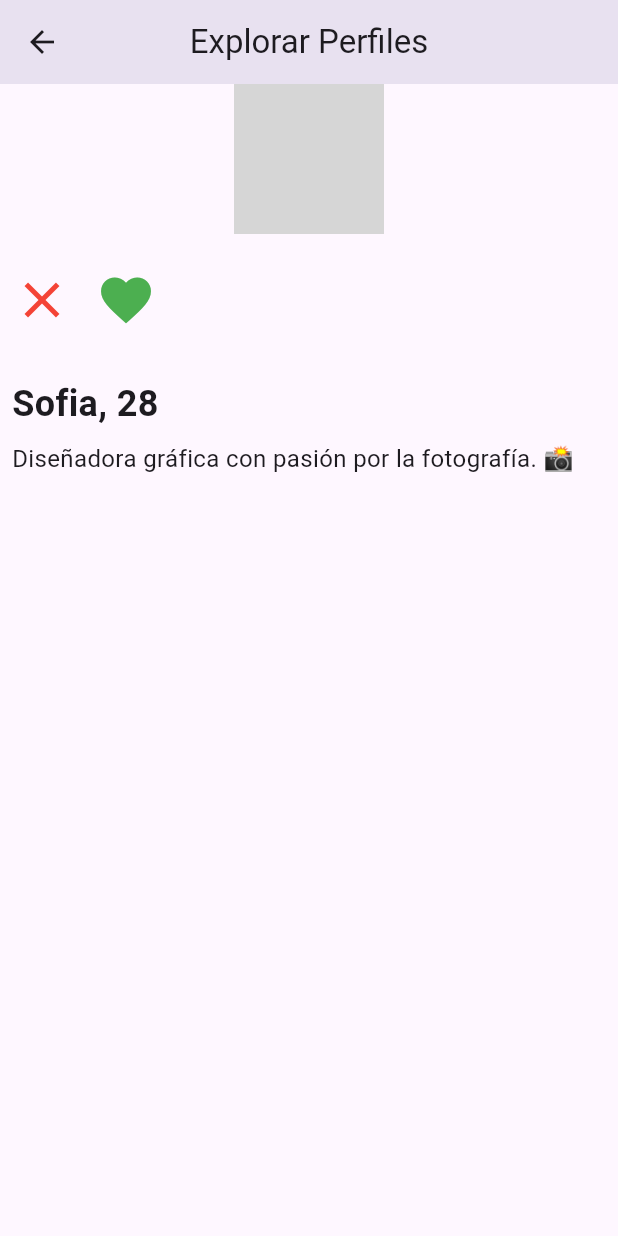
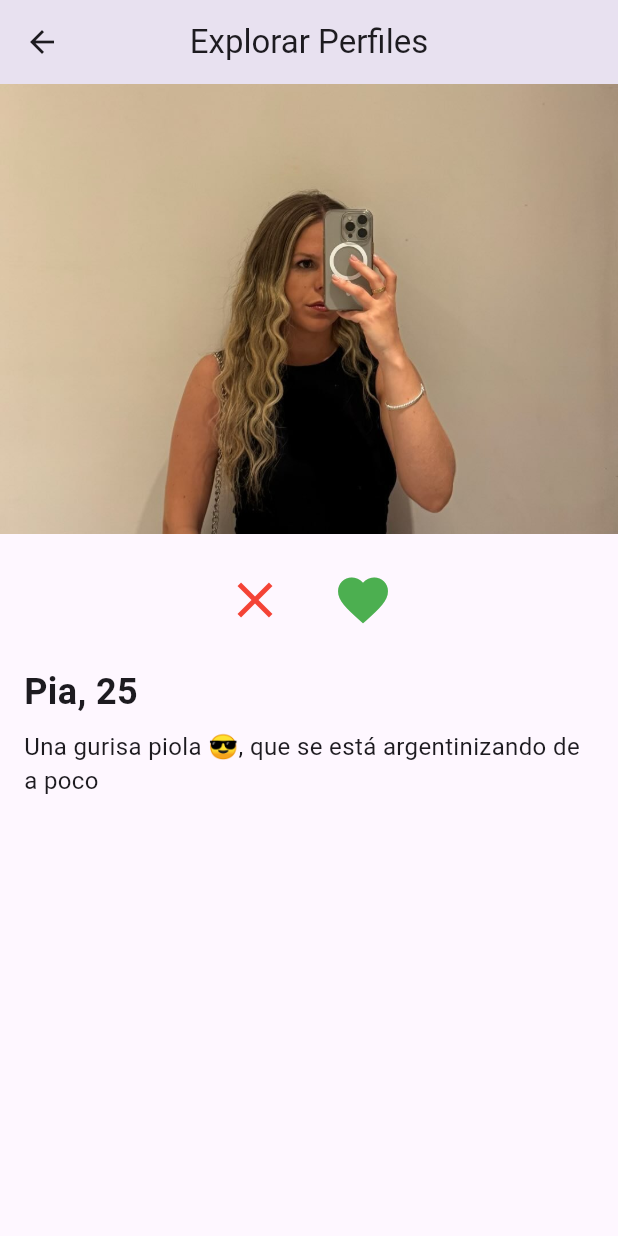
Before and after one commit to JuliLaterza/juvuit_flutter, a Flutter app: the MatchingIgScreen screen opened by its route, swiped to page 2, on a phone screen of 412 x 824 dp. Run offline on Flutter 3.47's test engine with Material 3 defaults, Android fonts, the phone set to English and light mode, and no system bars; our stand-ins replace card_swiper, firebase_auth, firebase_core, font_awesome_flutter, image_picker; accounts and stored records are empty; grey boxes are pictures that could not be loaded.

Commit message:
ajustamos matching ig

```diff
--- a/lib/features/matching/presentation/screens/matching_ig_screen.dart
+++ b/lib/features/matching/presentation/screens/matching_ig_screen.dart
@@ -5,7 +5,6 @@ class Profile {
   final String name;
   final int age;
   final String description;
-  //final String imageUrl; // URL de la imagen
   final String imagePath; // Ruta de la imagen
 
   Profile({
@@ -31,24 +30,21 @@ class _MatchingIgScreenState extends State<MatchingIgScreen> {
       name: 'Julian',
       age: 26,
       description: 'Amante de los viajes y el café. 🎒☕',
-      imagePath: '/Users/jlaterza/Documents/workspace/juvuit_flutter/assets/images/juli_barcelona.jpg',
-     //imageUrl: 'https://instagram.fmvd4-1.fna.fbcdn.net/v/t51.29350-15/470932340_571889198946724_8988554830569468324_n.heic?stp=dst-jpg_e35_p480x480_tt6&efg=eyJ2ZW5jb2RlX3RhZyI6ImltYWdlX3VybGdlbi4xNDQweDE4MDAuc2RyLmYyOTM1MC5kZWZhdWx0X2ltYWdlIn0&_nc_ht=instagram.fmvd4-1.fna.fbcdn.net&_nc_cat=104&_nc_ohc=GRgA9zpJc-gQ7kNvgH_e0ek&_nc_gid=945af54615fc4f07bac7ddd6ae9704c9&edm=AP4sbd4BAAAA&ccb=7-5&ig_cache_key=MzUzNDEwNDY5MTA3NzI3MzI5Nw%3D%3D.3-ccb7-5&oh=00_AYCVHOuIXa5b-E5-e6QE2aI28mKy7tIVWzye_u8xqc5cxA&oe=67949833&_nc_sid=7a9f4b',
+      imagePath: 'assets/images/juli_barcelona.jpg',
     ),
     Profile(
       id: '2',
-      name: 'Sofia',
-      age: 28,
-      description: 'Diseñadora gráfica con pasión por la fotografía. 📸',
-      imagePath: '/Users/jlaterza/Documents/workspace/juvuit_flutter/assets/images/sofi_salinas.jpg',
-      //imageUrl: 'https://instagram.fmvd4-1.fna.fbcdn.net/v/t51.29350-15/432918301_886119216605350_6059139758044931314_n.jpg?stp=dst-jpg_e35_p480x480_tt6&efg=eyJ2ZW5jb2RlX3RhZyI6ImltYWdlX3VybGdlbi4xNDQweDE4MDAuc2RyLmYyOTM1MC5kZWZhdWx0X2ltYWdlIn0&_nc_ht=instagram.fmvd4-1.fna.fbcdn.net&_nc_cat=110&_nc_ohc=nJGrEzijknoQ7kNvgFg7gOe&_nc_gid=fd68554e1f554cc4af12c07e2ed8b193&edm=AP4sbd4BAAAA&ccb=7-5&ig_cache_key=MzMyNTAzMjcxNjY3MTEyMjkxMg%3D%3D.3-ccb7-5&oh=00_AYBEOgZX0_CCJ6G_3t440V5vvNQ05tUnkF-IGVhcuhA_6A&oe=6794B1C2&_nc_sid=7a9f4b',
+      name: 'Pia',
+      age: 25,
+      description: 'Una gurisa piola 😎, que se está argentinizando de a poco',
+      imagePath: 'assets/images/pia.jpg',
     ),
     Profile(
       id: '3',
       name: 'Leo',
       age: 36,
       description: 'Cocinero profesional y fanático de los deportes. 🍳⚽',
-      imagePath: '/Users/jlaterza/Documents/workspace/juvuit_flutter/assets/images/messi_mate.jpg'
-      //imageUrl: 'https://instagram.fmvd4-1.fna.fbcdn.net/v/t51.29350-15/470941724_436859726147097_3017111880619106958_n.jpg?stp=dst-jpg_e35_tt6&efg=eyJ2ZW5jb2RlX3RhZyI6ImltYWdlX3VybGdlbi45MDB4ODk5LnNkci5mMjkzNTAuZGVmYXVsdF9pbWFnZSJ9&_nc_ht=instagram.fmvd4-1.fna.fbcdn.net&_nc_cat=1&_nc_ohc=8whcDaqk5yAQ7kNvgGPZnZ1&_nc_gid=e1f8876920034a34bc60d7554e5ba82a&edm=APoiHPcBAAAA&ccb=7-5&ig_cache_key=MzUyNTgwOTcxNjQzNDc0MDE0Ng%3D%3D.3-ccb7-5&oh=00_AYDUZCFK7uezfdJamz_BNLNq6UIfF7s4dVjxEOpiOFOshg&oe=679497A6&_nc_sid=22de04',
+      imagePath: 'assets/images/messi_mate.jpg',
     ),
   ];
 
@@ -95,28 +91,34 @@ class _MatchingIgScreenState extends State<MatchingIgScreen> {
         itemCount: profiles.length,
         itemBuilder: (context, index) {
           final profile = profiles[index];
-          return Column(
+
+          return SingleChildScrollView( // Permite desplazarse si el contenido es muy largo
+            child: Column(
               crossAxisAlignment: CrossAxisAlignment.center,
               children: [
                 // Imagen principal
-              Image.asset(
-                profile.imagePath,
+                SizedBox(
                   height: 300,
                   width: double.infinity,
+                  child: Image.asset(
+                    profile.imagePath,
                     fit: BoxFit.cover,
                     errorBuilder: (context, error, stackTrace) {
                       return const Icon(Icons.error, size: 100, color: Colors.red);
                     },
                   ),
+                ),
                 const SizedBox(height: 16),
+
                 // Botones de interacción
                 Row(
-                mainAxisAlignment: MainAxisAlignment.start,
+                  mainAxisAlignment: MainAxisAlignment.center,
                   children: [
                     IconButton(
                       onPressed: _onDislike,
                       icon: const Icon(Icons.close, color: Colors.red, size: 40),
                     ),
+                    const SizedBox(width: 16),
                     IconButton(
                       onPressed: _onLike,
                       icon: const Icon(Icons.favorite, color: Colors.green, size: 40),
@@ -124,29 +126,33 @@ class _MatchingIgScreenState extends State<MatchingIgScreen> {
                   ],
                 ),
                 const SizedBox(height: 16),
-              // Nombre y edad
-              Row(
-                mainAxisAlignment: MainAxisAlignment.start,
+
+                // Información del perfil
+                Padding(
+                  padding: const EdgeInsets.symmetric(horizontal: 16.0),
+                  child: Column(
+                    crossAxisAlignment: CrossAxisAlignment.start, // Asegura alineación a la izquierda
                     children: [
-                  Padding(
-                    padding: const EdgeInsets.all(8.0),
-                    child: Column(
-                      crossAxisAlignment: CrossAxisAlignment.start,
-                      children: [
-                        Text('${profile.name}, ${profile.age}',style: const TextStyle(fontSize: 24,fontWeight: FontWeight.bold,),),
+                      Text(
+                        '${profile.name}, ${profile.age}',
+                        style: const TextStyle(fontSize: 24, fontWeight: FontWeight.bold),
+                      ),
                       const SizedBox(height: 8),
-                        Text(profile.description,textAlign: TextAlign.center,style: const TextStyle(fontSize: 16)),
+                      Align(
+                        alignment: Alignment.centerLeft, // Asegura que la descripción esté alineada a la izquierda
+                        child: Text(
+                          profile.description,
+                          textAlign: TextAlign.left, // También lo refuerza en el texto
+                          style: const TextStyle(fontSize: 16),
+                        ),
+                      ),
                     ],
                   ),
                 ),
 
-              // Descripción
-
+                const SizedBox(height: 20),
               ],
             ),
-
-              const Spacer(),
-            ],
           );
         },
       ),
```
Lines whose indentation alone changed are shown as unchanged.
